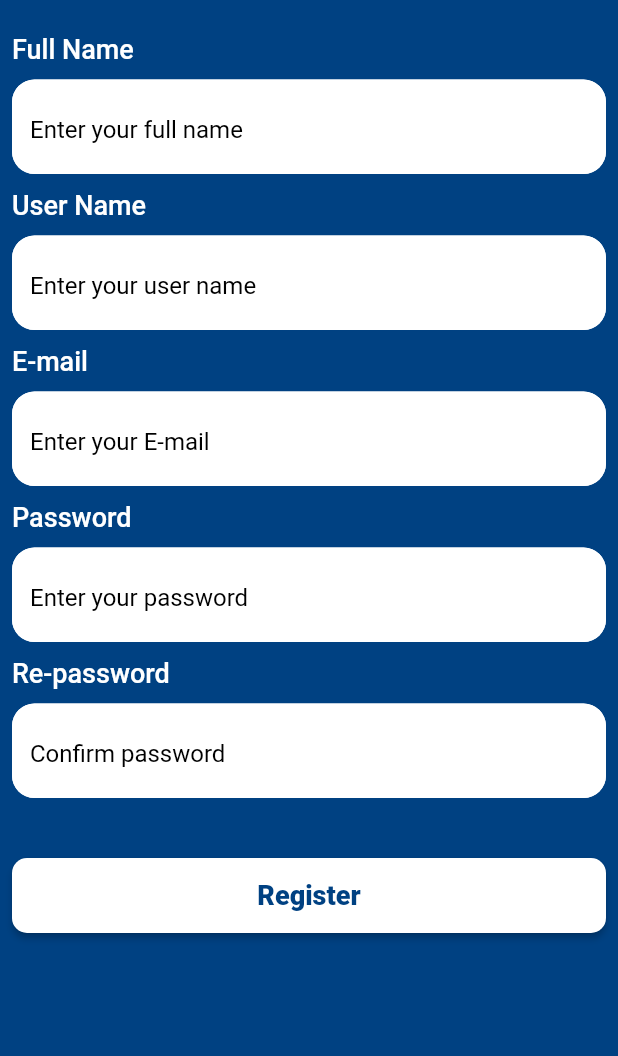
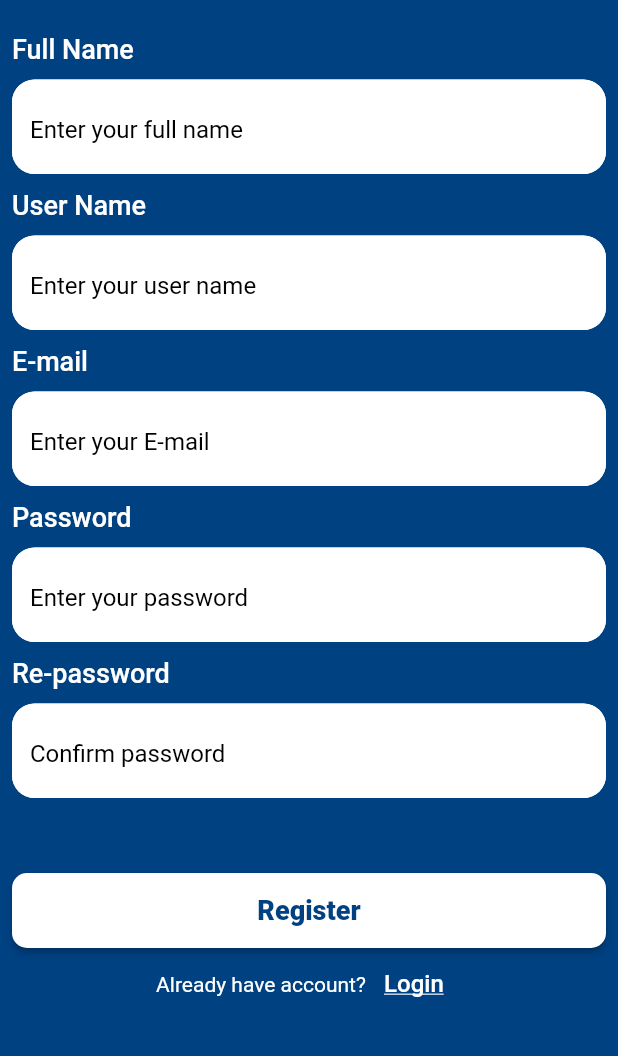
Before and after one commit to osos2511/todo-app, a Flutter app: the screen it shows after launch, on a phone screen of 412 x 824 dp, the part 147-1203 px from its top. Run offline on Flutter 3.47's test engine with Material 3 defaults, Android fonts, the phone set to English and light mode, and no system bars; our stand-ins replace easy_date_timeline, flutter_slidable.

Commit message:
+update ui

```diff
--- a/lib/core/reusable_components/custom_text_form_field.dart
+++ b/lib/core/reusable_components/custom_text_form_field.dart
@@ -8,7 +8,9 @@ TextEditingController?controller;
 bool isSecure;
   @override
   Widget build(BuildContext context) {
-    return TextFormField(
+    return Padding(
+      padding: const EdgeInsets.symmetric(vertical: 10),
+      child: TextFormField(
         validator: validator,
         controller: controller,
         obscureText: isSecure,
@@ -37,6 +39,7 @@ bool isSecure;
               color: Color(0xFF000000),
           ),
         ),
+      ),
     );
   }
 }
--- a/lib/core/reusable_components/task_item.dart
+++ b/lib/core/reusable_components/task_item.dart
@@ -7,7 +7,7 @@ class TaskItem extends StatelessWidget {
   @override
   Widget build(BuildContext context) {
     return Container(
-      margin: EdgeInsets.all(8),
+      margin: const EdgeInsets.all(8),
       decoration: BoxDecoration(
         color: Colors.white,
         borderRadius: BorderRadius.circular(15),
@@ -21,7 +21,7 @@ class TaskItem extends StatelessWidget {
               onPressed: (context) {
               },
               borderRadius: BorderRadius.circular(15),
-              backgroundColor: Color(0xFFFE4A49),
+              backgroundColor: const Color(0xFFFE4A49),
               foregroundColor: Colors.white,
               icon: Icons.delete,
               label: 'Delete',
--- a/lib/core/routes_manager.dart
+++ b/lib/core/routes_manager.dart
@@ -1,10 +1,12 @@
 import 'package:flutter/material.dart';
+import 'package:todo_app/presentation/screens/auth/login/login_screen.dart';
 import 'package:todo_app/presentation/screens/auth/register/register_screen.dart';
 import 'package:todo_app/presentation/screens/home/home_screen.dart';
 
 class RoutesManager{
   static const String homeRoute='/home';
   static const String registerRoute='/register';
+  static const String loginRoute='/login';
 
   static Route<dynamic>? router(RouteSettings settings){
     switch(settings.name){
@@ -14,6 +16,10 @@ class RoutesManager{
       case registerRoute:{
         return MaterialPageRoute(builder: (context) =>  RegisterScreen(),);
       }
+      case loginRoute:{
+        return MaterialPageRoute(builder: (context) =>  LoginScreen(),);
+      }
     }
+    return null;
   }
 }
--- /dev/null
+++ b/lib/core/strings_manager.dart
@@ -0,0 +1,5 @@
+class StringsManager{
+  static const String register='Register';
+  static const String logIn='Login';
+
+}
--- a/lib/presentation/screens/auth/register/register_screen.dart
+++ b/lib/presentation/screens/auth/register/register_screen.dart
@@ -1,10 +1,17 @@
 import 'package:flutter/material.dart';
 import 'package:todo_app/core/assets_manager.dart';
-
+import 'package:todo_app/core/routes_manager.dart';
+import 'package:todo_app/core/strings_manager.dart';
 import '../../../../core/reusable_components/custom_text_form_field.dart';
 
-class RegisterScreen extends StatelessWidget {
+class RegisterScreen extends StatefulWidget {
   RegisterScreen({super.key});
+
+  @override
+  State<RegisterScreen> createState() => _RegisterScreenState();
+}
+
+class _RegisterScreenState extends State<RegisterScreen> {
   TextEditingController fullNameController = TextEditingController();
   TextEditingController userNameController = TextEditingController();
   TextEditingController passwordController = TextEditingController();
@@ -31,14 +38,64 @@ class RegisterScreen extends StatelessWidget {
                   child: Column(
                     crossAxisAlignment: CrossAxisAlignment.start,
                     children: [
-                      Text(
-                        'Full Name',
-                        style: Theme.of(context).textTheme.labelMedium,
+                      buildTitleField('Full Name'),
+                      buildFullNameField(),
+                      buildTitleField('User Name'),
+                      buildUserNameField(),
+                      buildTitleField('E-mail'),
+                      buildEmailField(),
+                      buildTitleField('Password'),
+                      buildPassField(),
+                      buildTitleField('Re-password'),
+                      buildRePassField(),
+                      const SizedBox(
+                        height: 40,
                       ),
-                      const SizedBox(
-                        height: 10,
+                      ElevatedButton(
+                        onPressed: () {},
+                        style: ElevatedButton.styleFrom(
+                            minimumSize: const Size(double.infinity, 50),
+                            backgroundColor: Colors.white,
+                            shape: RoundedRectangleBorder(
+                              borderRadius: BorderRadius.circular(10),
+                            )),
+                        child: Text(
+                          StringsManager.register,
+                          style: Theme.of(context).textTheme.displaySmall,
                         ),
-                      CustomTextFormField(
+                      ),
+                      Row(
+                        mainAxisAlignment: MainAxisAlignment.center,
+                        children: [
+                          const Text(
+                            'Already have account?',
+                            style: TextStyle(color: Colors.white, fontSize: 14),
+                          ),
+                          TextButton(
+                              onPressed: () {
+                                Navigator.pushReplacementNamed(context, RoutesManager.loginRoute);
+                                                              },
+                              child: const Text(
+                                StringsManager.logIn,
+                                style: TextStyle(
+                                    color: Colors.white,
+                                    fontSize: 16,
+                                    decoration: TextDecoration.underline),
+                              )),
+                        ],
+                      ),
+                    ],
+                  ),
+                ),
+              ),
+            ],
+          ),
+        ),
+      ),
+    );
+  }
+
+  Widget buildFullNameField() => CustomTextFormField(
         hintText: 'Enter your full name',
         validator: (input) {
           String pattern = r'^[a-zA-Z]+$';
@@ -55,18 +112,8 @@ class RegisterScreen extends StatelessWidget {
           return null;
         },
         controller: fullNameController,
-                      ),
-                      const SizedBox(
-                        height: 10,
-                      ),
-                      Text(
-                        'User Name',
-                        style: Theme.of(context).textTheme.labelMedium,
-                      ),
-                      const SizedBox(
-                        height: 10,
-                      ),
-                      CustomTextFormField(
+      );
+  Widget buildUserNameField() => CustomTextFormField(
         hintText: 'Enter your user name',
         validator: (input) {
           if (input == null || input.trim().isEmpty) {
@@ -75,38 +122,19 @@ class RegisterScreen extends StatelessWidget {
           return null;
         },
         controller: userNameController,
-                      ),
-                      const SizedBox(
-                        height: 10,
-                      ),
-                      Text(
-                        'E-mail',
-                        style: Theme.of(context).textTheme.labelMedium,
-                      ),
-                      const SizedBox(
-                        height: 10,
-                      ),
-                      CustomTextFormField(
+      );
+  Widget buildEmailField() => CustomTextFormField(
         hintText: 'Enter your E-mail',
         validator: (input) {
           if (input == null || input.trim().isEmpty) {
             return 'plz,enter your E-mail';
           }
+          return null;
           //check email format
         },
         controller: emailController,
-                      ),
-                      const SizedBox(
-                        height: 10,
-                      ),
-                      Text(
-                        'Password',
-                        style: Theme.of(context).textTheme.labelMedium,
-                      ),
-                      const SizedBox(
-                        height: 10,
-                      ),
-                      CustomTextFormField(
+      );
+  Widget buildPassField() => CustomTextFormField(
         hintText: 'Enter your password',
         validator: (input) {
           if (input == null || input.trim().isEmpty) {
@@ -115,21 +143,12 @@ class RegisterScreen extends StatelessWidget {
           if (input.length < 8) {
             return 'your password should be at least 8 chars';
           }
+          return null;
         },
         controller: passwordController,
         isSecure: true,
-                      ),
-                      const SizedBox(
-                        height: 10,
-                      ),
-                      Text(
-                        'Re-password',
-                        style: Theme.of(context).textTheme.labelMedium,
-                      ),
-                      const SizedBox(
-                        height: 10,
-                      ),
-                      CustomTextFormField(
+      );
+  Widget buildRePassField() => CustomTextFormField(
         hintText: 'Confirm password',
         validator: (input) {
           if (input == null || input.trim().isEmpty) {
@@ -142,31 +161,9 @@ class RegisterScreen extends StatelessWidget {
         },
         controller: rePasswordController,
         isSecure: true,
-                      ),
-                      const SizedBox(
-                        height: 40,
-                      ),
-                      ElevatedButton(
-                        onPressed: () {},
-                        child: Text(
-                          'Register',
-                          style: Theme.of(context).textTheme.displaySmall,
-                        ),
-                        style: ElevatedButton.styleFrom(
-                            minimumSize: const Size(double.infinity, 50),
-                            backgroundColor: Colors.white,
-                            shape: RoundedRectangleBorder(
-                              borderRadius: BorderRadius.circular(10),
-                            )),
-                      ),
-                    ],
-                  ),
-                ),
-              ),
-            ],
-          ),
-        ),
-      ),
+      );
+  buildTitleField(String titleField) => Text(
+        titleField,
+        style: Theme.of(context).textTheme.labelMedium,
       );
 }
-}
```
Also changed, not shown: lib/presentation/screens/auth/login/login_screen.dart (added, +109 -0 lines), lib/presentation/screens/home/home_screen.dart (+10 -7 lines). Lines whose indentation alone changed are shown as unchanged.
